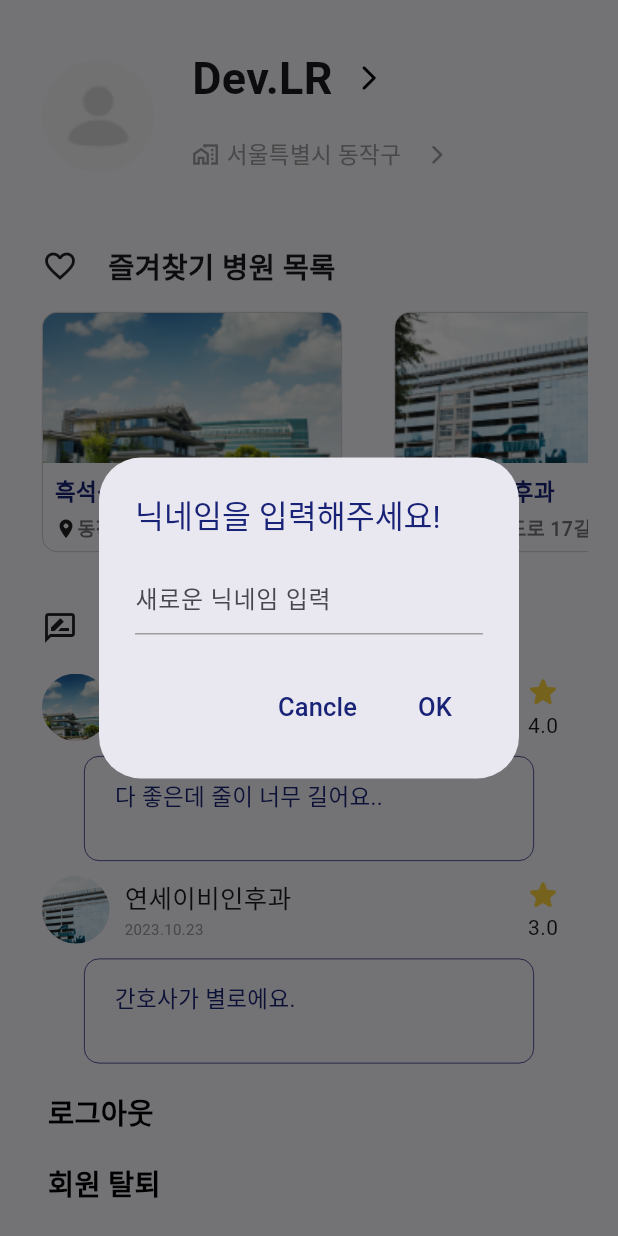
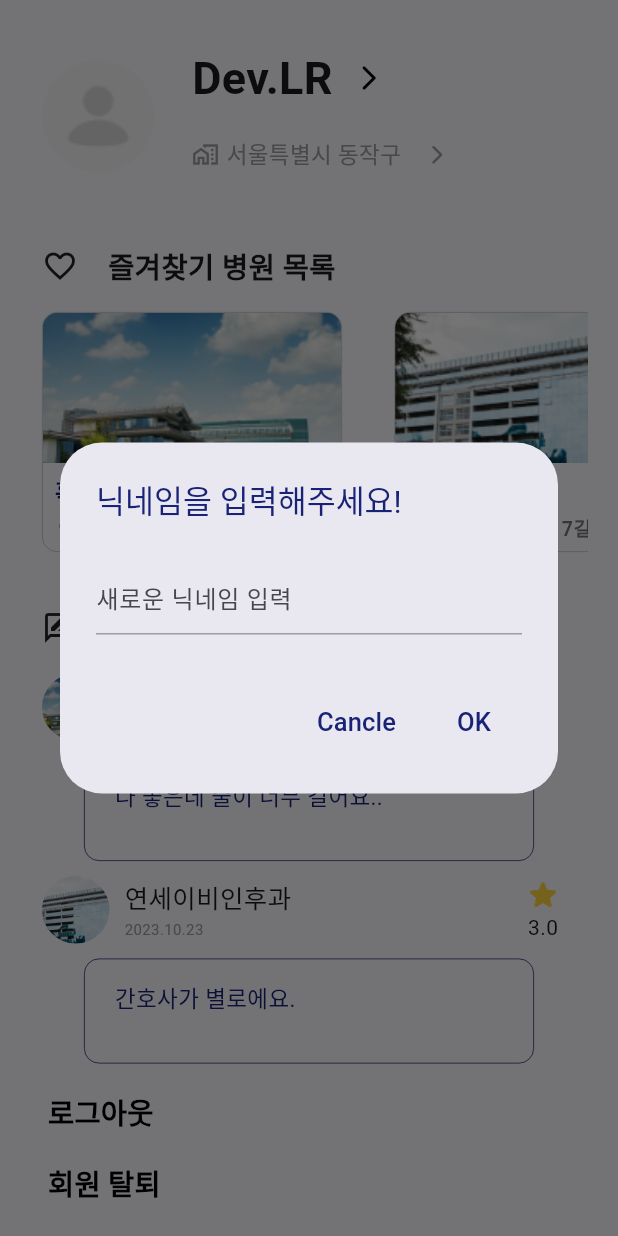
Before and after one commit to causyj/SOCDOC-Flutter, a Flutter app: the SettingPage widget shown alone on an empty page, opened directly, after a tap on the "arrow forward ios" icon, on a phone screen of 412 x 824 dp. Run offline on Flutter 3.47's test engine with Material 2 defaults, Android fonts, the phone set to English and light mode, and no system bars; our stand-ins replace firebase_auth, firebase_core, flutter_rating_bar, geolocator, google_maps_flutter, google_sign_in and 2 more; accounts and stored records are empty.

Commit message:
dialog size 조절

```diff
--- a/lib/Pages/MainSubPages/SettingPage.dart
+++ b/lib/Pages/MainSubPages/SettingPage.dart
@@ -92,7 +92,10 @@ class SettingPage extends StatelessWidget {
       builder: (BuildContext context) {
         return AlertDialog(
           title: Text('닉네임을 입력해주세요!', style : TextStyle(fontSize: 21.0, color: AppColor.SocdocBlue)),
-          content: TextField(
+          content: Container(
+            width: double.maxFinite,
+            padding: EdgeInsets.symmetric(vertical: 10.0),
+            child: TextField(
               onChanged: (value) {
                 context = value as BuildContext;
               },
@@ -103,6 +106,7 @@ class SettingPage extends StatelessWidget {
                 ),
                 enabledBorder: UnderlineInputBorder(
                   borderSide: BorderSide(color: Colors.grey),
+                ),
               ),
             ),
           ),
```
Lines whose indentation alone changed are shown as unchanged.
